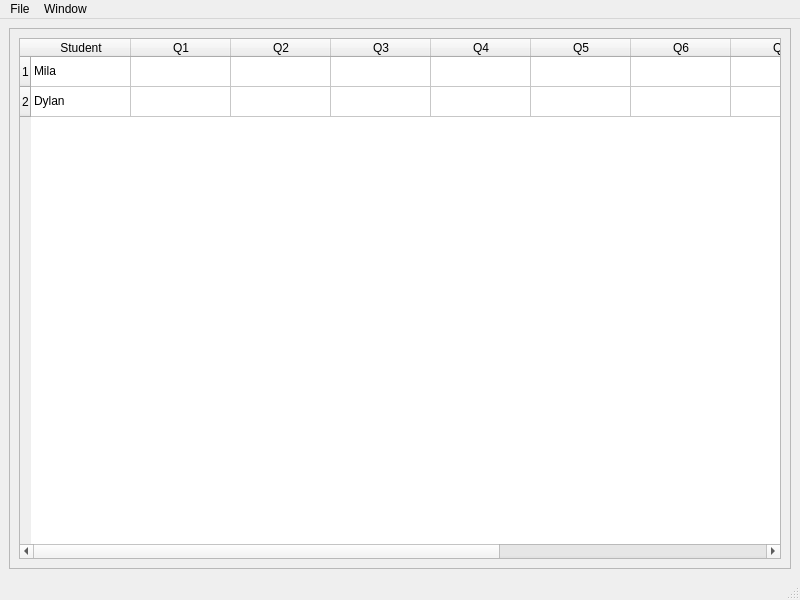
Above: gradewindow.ui from waynepiekarski/qtgrader before the change. Below: the same form after it.
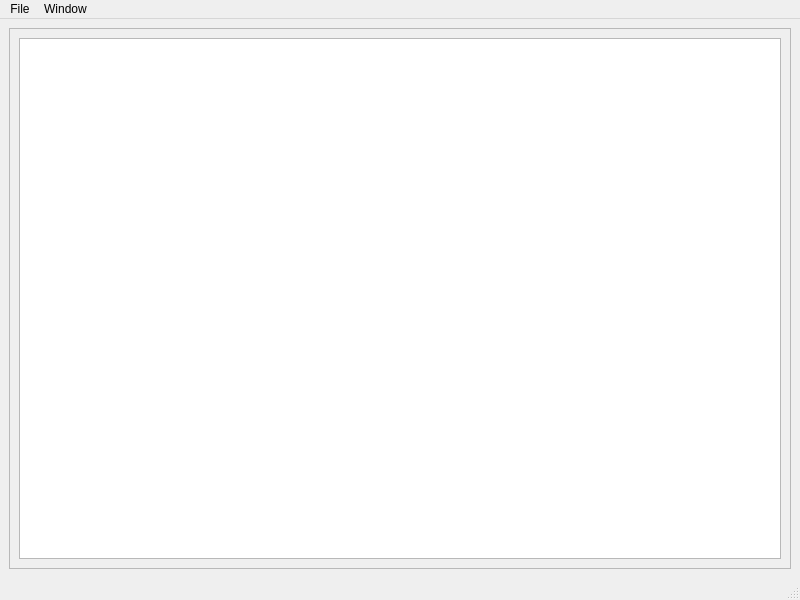
That is the form after the change.

Commit message: Implement updating the questions UI based on the global database

Diff of the .ui file:
```diff
--- a/gradewindow.ui
+++ b/gradewindow.ui
@@ -32,81 +32,12 @@
        <layout class="QGridLayout" name="gridLayout_2">
         <item row="0" column="0">
          <widget class="QTableWidget" name="tableWidget">
-          <row>
-           <property name="text">
-            <string>1</string>
-           </property>
-          </row>
-          <row>
-           <property name="text">
-            <string>2</string>
-           </property>
-          </row>
-          <column>
-           <property name="text">
-            <string>Student</string>
-           </property>
-          </column>
-          <column>
-           <property name="text">
-            <string>Q1</string>
-           </property>
-          </column>
-          <column>
-           <property name="text">
-            <string>Q2</string>
-           </property>
-          </column>
-          <column>
-           <property name="text">
-            <string>Q3</string>
-           </property>
-          </column>
-          <column>
-           <property name="text">
-            <string>Q4</string>
-           </property>
-          </column>
-          <column>
-           <property name="text">
-            <string>Q5</string>
-           </property>
-          </column>
-          <column>
-           <property name="text">
-            <string>Q6</string>
-           </property>
-          </column>
-          <column>
-           <property name="text">
-            <string>Q7</string>
-           </property>
-          </column>
-          <column>
-           <property name="text">
-            <string>Q8</string>
-           </property>
-          </column>
-          <column>
-           <property name="text">
-            <string>Q9</string>
-           </property>
-          </column>
-          <column>
-           <property name="text">
-            <string>Q10</string>
-           </property>
-          </column>
-          <item row="0" column="0">
-           <property name="text">
-            <string>Mila</string>
-           </property>
-          </item>
-          <item row="1" column="0">
-           <property name="text">
-            <string>Dylan</string>
-           </property>
-          </item>
+          <property name="rowCount">
+           <number>0</number>
+          </property>
+          <property name="columnCount">
+           <number>0</number>
+          </property>
          </widget>
         </item>
        </layout>
```
The commit also changes 6 other files.
